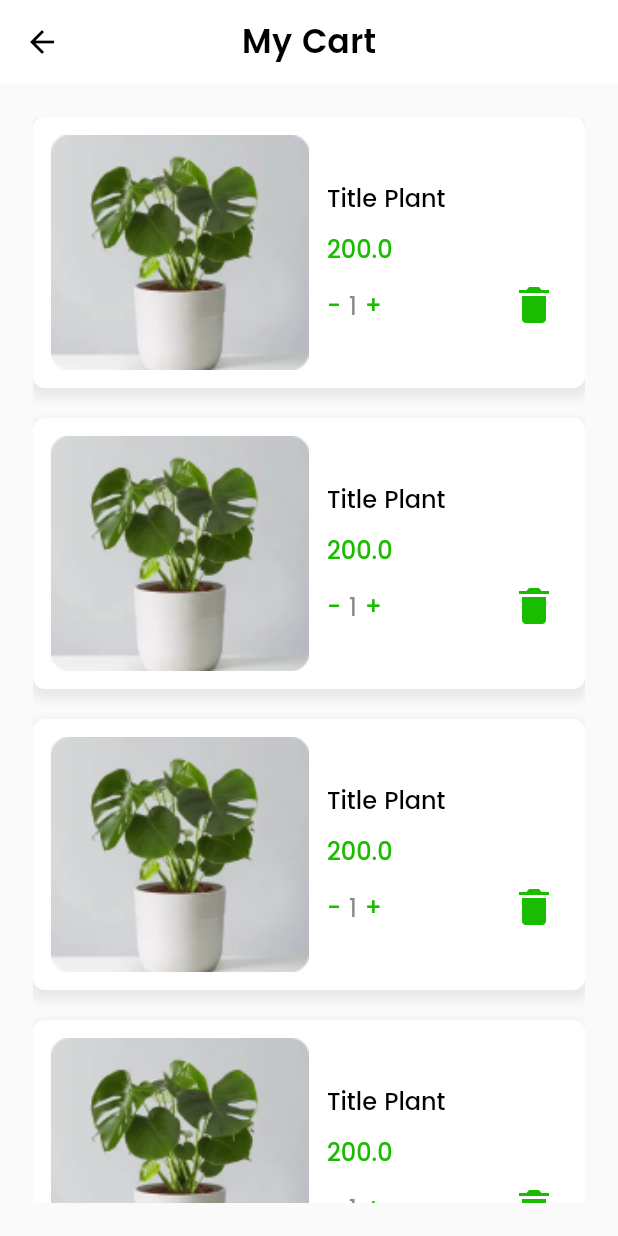
After one commit to AhmedSaeedMorsy/La_Vie, a Flutter app: the MobileLayoutScreen screen opened by its route, after a tap on an icon or button, on a phone screen of 412 x 824 dp. The commit adds this screen. Run offline on Flutter 3.47's test engine with Material 2 defaults, Android fonts, the phone set to English and light mode, and no system bars; our stand-ins replace conditional_builder_rec, dio, flutter_bloc, flutter_svg, fluttertoast, shared_preferences and 1 more; missing offline and left inert: splash_screen_view; accounts and stored records are empty; network calls fail.

Commit message:
My cart screen

```diff
--- a/lib/app/my_app.dart
+++ b/lib/app/my_app.dart
@@ -2,6 +2,7 @@
 
 import 'package:flutter/material.dart';
 import 'package:flutter_bloc/flutter_bloc.dart';
+import 'package:la_vie/presentation/my_cart/view_model/cubit.dart';
 
 import '../presentation/resources/routes_manager.dart';
 import '../presentation/resources/theme_manager.dart';
@@ -20,6 +21,9 @@ class MyApp extends StatelessWidget {
         BlocProvider(
           create: (context) => ProductPageCubit()..getProduct(),
         ),
+        BlocProvider(
+          create: (context) => MyCartCubit(),
+        ),
       ],
       child: MaterialApp(
         debugShowCheckedModeBanner: false,
--- /dev/null
+++ b/lib/domain/sqlite_model.dart
@@ -0,0 +1,6 @@
+class SqliteModel {
+  static String id = "id";
+  static String imageUrl = "imageUrl";
+  static String price = "price";
+  static String name = "name";
+}
--- /dev/null
+++ b/lib/presentation/my_cart/view/my_cart.dart
@@ -0,0 +1,151 @@
+import 'package:conditional_builder_rec/conditional_builder_rec.dart';
+import 'package:flutter/material.dart';
+import 'package:flutter_bloc/flutter_bloc.dart';
+import 'package:flutter_svg/flutter_svg.dart';
+import 'package:la_vie/presentation/my_cart/view_model/cubit.dart';
+import 'package:la_vie/presentation/my_cart/view_model/states.dart';
+import 'package:la_vie/presentation/resources/assets_manager.dart';
+import 'package:la_vie/presentation/resources/color_manager.dart';
+import 'package:la_vie/presentation/resources/strings_manager.dart';
+import 'package:la_vie/presentation/resources/values_manager.dart';
+import 'package:la_vie/presentation/resources/widget.dart';
+
+class MyCartScreen extends StatelessWidget {
+  const MyCartScreen({Key? key}) : super(key: key);
+
+  @override
+  Widget build(BuildContext context) {
+    return BlocConsumer<MyCartCubit, MyCartStates>(
+      listener: (context, state) {},
+      builder: (context, state) {
+        return Scaffold(
+          appBar: AppBar(
+            title: Text(
+              AppStrings.myCart,
+              style: Theme.of(context).textTheme.bodyLarge,
+            ),
+          ),
+          body: Padding(
+            padding: const EdgeInsets.all(AppPadding.p22),
+            child: Center(
+              child: ConditionalBuilderRec(
+                condition: true,
+                builder: (context) {
+                  return ListView.separated(
+                    physics: const BouncingScrollPhysics(),
+                    itemBuilder: (context, index) => cartItem(context),
+                    separatorBuilder: (context, index) => const SizedBox(
+                      height: AppSize.s20,
+                    ),
+                    itemCount: 10,
+                  );
+
+                },
+                fallback: (context){
+                  return SharedWidget.noItemWidget(context);
+                },
+              ),
+            ),
+          ),
+        );
+      },
+    );
+  }
+
+  Widget cartItem(context) {
+    return Container(
+      decoration: BoxDecoration(
+        color: ColorManager.primary,
+        boxShadow: [
+          BoxShadow(
+            color: Colors.grey.withOpacity(AppSize.s_2),
+            spreadRadius: AppSize.s2,
+            blurRadius: AppSize.s5,
+            offset: const Offset(AppSize.s0, AppSize.s4),
+          ),
+        ],
+        borderRadius: BorderRadius.circular(
+          AppSize.s8,
+        ),
+      ),
+      child: Padding(
+        padding: const EdgeInsets.all(AppSize.s12),
+        child: Row(
+          children: [
+            Expanded(
+              flex: AppSize.sInt1,
+              child: Container(
+                decoration: BoxDecoration(
+                  borderRadius: BorderRadius.circular(
+                    AppSize.s8,
+                  ),
+                ),
+                child: const Image(
+                  fit: BoxFit.contain,
+                  image: AssetImage(
+                    AssetsManager.plants,
+                  ),
+                ),
+              ),
+            ),
+            Expanded(
+              child: Padding(
+                padding: const EdgeInsets.all(12.0),
+                child: Column(
+                  crossAxisAlignment: CrossAxisAlignment.start,
+                  children: [
+                    Text(
+                      "Title Plant",
+                      style: Theme.of(context).textTheme.headlineLarge,
+                    ),
+                    const SizedBox(
+                      height: AppSize.s10,
+                    ),
+                    Text(
+                      "200.0",
+                      style: Theme.of(context).textTheme.displayMedium,
+                    ),
+                    Padding(
+                      padding: const EdgeInsets.only(top: AppPadding.p12),
+                      child: Row(
+                        children: [
+                          InkWell(
+                              onTap: () {
+                                MyCartCubit.get(context).decressCounter();
+                              },
+                              child: Text(
+                                AppStrings.mins,
+                                style:
+                                    Theme.of(context).textTheme.displayMedium,
+                              )),
+                          const SizedBox(
+                            width: AppSize.s5,
+                          ),
+                          Text("${MyCartCubit.get(context).counter}"),
+                          const SizedBox(
+                            width: AppSize.s5,
+                          ),
+                          InkWell(
+                            onTap: () {
+                              MyCartCubit.get(context).incressCounter();
+                            },
+                            child: Text(
+                              AppStrings.plus,
+                              style: Theme.of(context).textTheme.displayMedium,
+                            ),
+                          ),
+                          const Spacer(),
+                          SvgPicture.asset(AssetsManager.deleteIcon)
+                        ],
+                      ),
+                    )
+                  ],
+                ),
+              ),
+            ),
+          ],
+        ),
+      ),
+    );
+  }
+}
--- /dev/null
+++ b/lib/presentation/my_cart/view_model/cubit.dart
@@ -0,0 +1,18 @@
+import 'package:flutter_bloc/flutter_bloc.dart';
+import 'package:la_vie/presentation/my_cart/view_model/states.dart';
+
+class MyCartCubit extends Cubit<MyCartStates> {
+  MyCartCubit() : super(MyCartInitState());
+  static MyCartCubit get(context) => BlocProvider.of(context);
+
+   int counter = 1;
+  void incressCounter() {
+    counter++;
+    emit(IncressCounterState());
+  }
+   void decressCounter() {
+    counter--;
+    emit(DecressCounterState());
+
+  }
+}
--- /dev/null
+++ b/lib/presentation/my_cart/view_model/states.dart
@@ -0,0 +1,7 @@
+abstract class MyCartStates {}
+
+class MyCartInitState extends MyCartStates {}
+
+class IncressCounterState extends MyCartStates {}
+
+class DecressCounterState extends MyCartStates {}
--- a/lib/presentation/resources/assets_manager.dart
+++ b/lib/presentation/resources/assets_manager.dart
@@ -15,5 +15,10 @@ class AssetsManager {
   static const String personIcon = "$imagePath/person_icon.svg";
   static const String qrCode = "$imagePath/qr-code.svg";
   static const String person = "$imagePath/person.png";
+  static const String search = "$imagePath/search.svg";
+  static const String delete = "$imagePath/delete.svg";
+  static const String empty = "$imagePath/empty.svg";
+  static const String plants = "$imagePath/plants.png";
+    static const String deleteIcon = "$imagePath/deleteIcon.svg";
 
-  }
+}
--- a/lib/presentation/resources/color_manager.dart
+++ b/lib/presentation/resources/color_manager.dart
@@ -8,7 +8,6 @@ class ColorManager {
   static Color lightGreen = const Color(0xff1ABC00);
 
   static Color grey1 = const Color(0xff8A8A8A);
-  static Color grey2 = const Color(0xff6F6F6F);
-  static Color grey3 = Color(0Xa9F8F8F8);
+  static Color grey2 = const Color(0xff8A8A8A);
   static Color error = const Color(0xffe61f34);
 }
--- a/lib/presentation/resources/routes_manager.dart
+++ b/lib/presentation/resources/routes_manager.dart
@@ -6,6 +6,7 @@ import '../forget_password_screen/forget_password_screen.dart';
 import '../home_screen/view/home_screen.dart';
 import '../login_screen/view/login_screen.dart';
 import '../mobile_layout/view/mobile_layout.dart';
+import '../my_cart/view/my_cart.dart';
 import '../register_screen/register_screen.dart';
 import '../splash_screen/splash_screen.dart';
 import '../web_layout/web_layout.dart';
@@ -19,6 +20,8 @@ class Routes {
   static const String webLayoutRoute = "/webLayOut";
   static const String mobileLayoutRoute = "/mobileLayOut";
   static const String searchRoute = "/search";
+    static const String myCartRoute = "/myCart";
+
 }
 
 class RouteGenerator {
@@ -54,7 +57,11 @@ class RouteGenerator {
         );
       case Routes.searchRoute:
         return MaterialPageRoute(
-          builder: (_) => const SearchScreen(),
+          builder: (_) => SearchScreen(),
+        );
+        case Routes.myCartRoute:
+        return MaterialPageRoute(
+          builder: (_) => const MyCartScreen(),
         );
       default:
         return unDefiendRoute();
--- a/lib/presentation/resources/strings_manager.dart
+++ b/lib/presentation/resources/strings_manager.dart
@@ -35,7 +35,10 @@ class AppStrings {
   static String mins = "-";
   static String plus = "+";
   static String notification = "Notification";
-    static String notificationTitle = "Joy Arnold left 6 comment on Your post";
-    static String notificationTime = "Yesterday at 11:42 PM";
-
+  static String notificationTitle = "Joy Arnold left 6 comment on Your post";
+  static String notificationTime = "Yesterday at 11:42 PM";
+  static String myCart = "My Cart";
+  static String cartEmpty = "Your Cart is empty";
+  static String emptyBio =
+      "Sorry, the keyword you entered cannot be found, please check again or searsh with another keyword";
 }
--- a/lib/presentation/resources/theme_manager.dart
+++ b/lib/presentation/resources/theme_manager.dart
@@ -20,7 +20,7 @@ ThemeData getAppTheme() {
         color: ColorManager.primary,
       ),
       iconTheme: IconThemeData(
-        color: ColorManager.lightGreen,
+        color: ColorManager.black,
       ),
     ),
 
--- a/lib/presentation/shop/view/shop.dart
+++ b/lib/presentation/shop/view/shop.dart
@@ -1,4 +1,5 @@
 import 'package:conditional_builder_rec/conditional_builder_rec.dart';
+import 'package:flutter/cupertino.dart';
 import 'package:flutter/material.dart';
 import 'package:flutter_bloc/flutter_bloc.dart';
 import 'package:flutter_svg/flutter_svg.dart';
@@ -24,7 +25,6 @@ class ShopScreen extends StatefulWidget {
 
 class _PlantsScreenState extends State<ShopScreen>
     with TickerProviderStateMixin {
-  var searchController = TextEditingController();
   @override
   Widget build(BuildContext context) {
     TabController tabController =
@@ -54,16 +54,36 @@ class _PlantsScreenState extends State<ShopScreen>
                       children: [
                         Expanded(
                           flex: AppConstants.int6,
-                          child: SharedWidget.defaultTextFormField(
-                              controller: searchController,
-                              textInputType: TextInputType.text,
-                              hint: AppStrings.search,
-                              onTap: () {
-                                Navigator.pushNamed(
-                                  context,
-                                  Routes.searchRoute,
-                                );
-                              }),
+                          child: InkWell(
+                            onTap: () => Navigator.pushNamed(
+                              context,
+                              Routes.searchRoute,
+                            ),
+                            child: Container(
+                              decoration: BoxDecoration(
+                                border: Border.all(color: ColorManager.grey2),
+                                borderRadius: BorderRadius.circular(
+                                  AppSize.s8,
+                                ),
+                              ),
+                              child: Padding(
+                                padding: const EdgeInsets.all(10.0),
+                                child: Row(
+                                  children: [
+                                    SvgPicture.asset(
+                                      AssetsManager.search,
+                                    ),
+                                    const SizedBox(
+                                      width: AppSize.s16,
+                                    ),
+                                    Text(
+                                      AppStrings.search,
+                                    ),
+                                  ],
+                                ),
+                              ),
+                            ),
+                          ),
                         ),
                         const SizedBox(
                           width: AppSize.s16,
@@ -76,7 +96,12 @@ class _PlantsScreenState extends State<ShopScreen>
                               color: ColorManager.lightGreen,
                             ),
                             child: MaterialButton(
-                              onPressed: () {},
+                              onPressed: () {
+                                Navigator.pushNamed(
+                                  context,
+                                  Routes.myCartRoute,
+                                );
+                              },
                               child: SvgPicture.asset(
                                 AssetsManager.basket,
                               ),
--- a/pubspec.yaml
+++ b/pubspec.yaml
@@ -41,6 +41,7 @@ dependencies:
   shared_preferences: ^2.0.15
   conditional_builder_rec: ^1.0.0
   fluttertoast: ^8.0.9
+  sqflite: ^2.0.3+1
 
 dev_dependencies:
   flutter_test:
```
Also changed, not shown: lib/data/network/local/sqlite_helper.dart (added, +77 -0 lines), lib/presentation/resources/widget.dart (+29 -0 lines), lib/presentation/search/view/search.dart (+18 -3 lines), assets/images/delete.svg (added), assets/images/deleteIcon.svg (added), assets/images/empty.svg (added), assets/images/plants.png (added), assets/images/search.svg (added), pubspec.lock, 1 other file.
